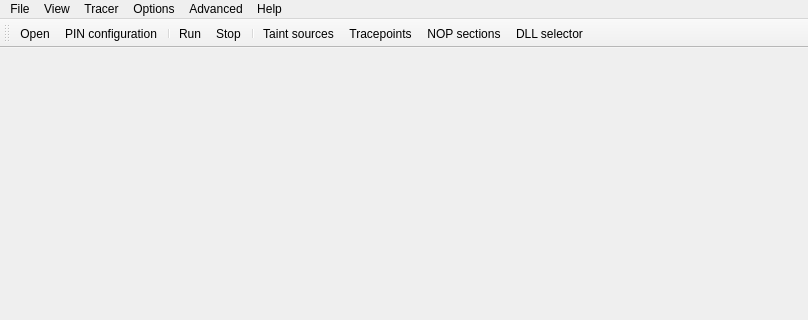
h3xduck/TaintBlade, file src/GUI/PinTracerUI/mainwindow.ui: the form before one commit; both pictures show x 0 to 808 and y 0 to 320 of the 808 by 588 pixel window.
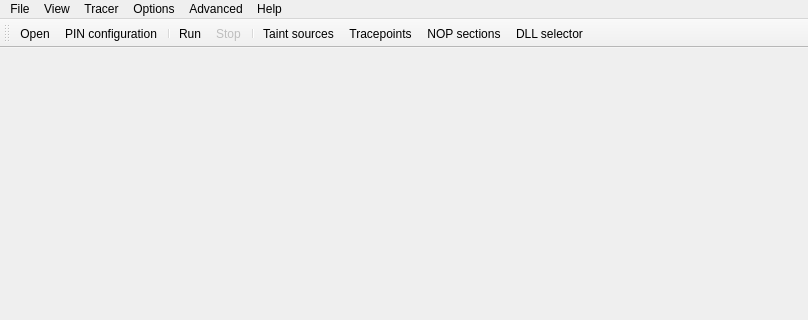
The form after the commit. Icons and pictures are not drawn.

Commit message: Now we are notified when the tracer process finishes. Also, buttons get enabled & disabled when appropiate

What changed in the file:
```diff
--- a/src/GUI/PinTracerUI/mainwindow.ui
+++ b/src/GUI/PinTracerUI/mainwindow.ui
@@ -139,6 +139,9 @@
    </property>
   </action>
   <action name="actionStop">
+   <property name="enabled">
+    <bool>false</bool>
+   </property>
    <property name="icon">
     <iconset resource="MainToolBarResource.qrc">
      <normaloff>:/res/icons/icons8-stop-26.png</normaloff>:/res/icons/icons8-stop-26.png</iconset>
```
The commit also changes 65 other files.
